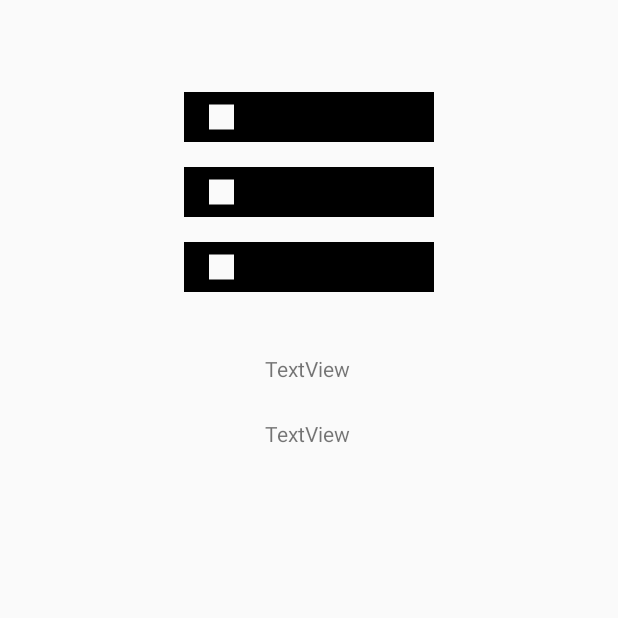
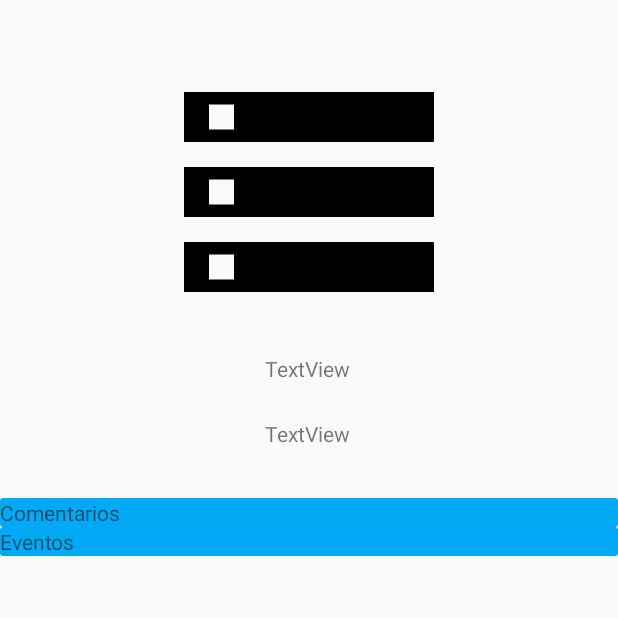
Before and after one commit to jcarlosalarconp/SLF-MANAGEMENT, an Android app: the MaterialActivity screen opened directly, with no data from a screen before it, on a phone screen of 412 x 824 dp, the top half of it. Run offline under Robolectric (Android 15) with nearby library versions, the phone set to English and light mode, and no system bars.

Commit message:
Cambiando la funcionalidad de ExpandibleListView a RecyclerView ocultos - Changing ExpandibleListView to Hiding RecyclerView
Terminado
+La app empieza en el fragment Eventos
-
Finished
+App starts in fragment Eventos

```diff
--- a/admin/app/src/main/java/com/example/slf_management/MainActivity.kt
+++ b/admin/app/src/main/java/com/example/slf_management/MainActivity.kt
@@ -4,6 +4,7 @@ import androidx.appcompat.app.AppCompatActivity
 
 import android.os.Bundle
 import android.view.View
+import android.widget.Toast
 import androidx.viewpager.widget.ViewPager
 import com.example.slf_management.adapter.FragmentAdapter
 import com.example.slf_management.fragments.EventosFragment
@@ -41,12 +42,14 @@ class MainActivity : AppCompatActivity() {
 
             override fun onPageSelected(position: Int) {
                 navigation.setCurrentActiveItem(position)
+                Toast.makeText(this@MainActivity,position.toString(),Toast.LENGTH_SHORT).show()
             }
         })
+        viewPagerFragment.setCurrentItem(1)
 
         navigation.setNavigationChangeListener(object : BubbleNavigationChangeListener{
             override fun onNavigationChanged(view: View?, position: Int) {
-                viewPagerFragment.setCurrentItem(position, true)
+                viewPagerFragment.setCurrentItem(viewPagerFragment.currentItem, true)
             }
         })
     }
--- a/admin/app/src/main/java/com/example/slf_management/activitys/MaterialActivity.kt
+++ b/admin/app/src/main/java/com/example/slf_management/activitys/MaterialActivity.kt
@@ -3,26 +3,29 @@ package com.example.slf_management.activitys
 import android.os.Build
 import androidx.appcompat.app.AppCompatActivity
 import android.os.Bundle
+import android.view.View
 import android.widget.ImageView
 import android.widget.TextView
 import androidx.annotation.RequiresApi
+import androidx.recyclerview.widget.LinearLayoutManager
+import androidx.recyclerview.widget.RecyclerView
 import com.example.slf_management.R
-import com.example.slf_management.adapter.ListaComentariosAdapter
-import com.example.slf_management.adapter.ListaEventosAdapter
-import com.example.slf_management.items.ComentarioItem
+import com.example.slf_management.adapter.SectionRecyclerViewComentariosAdapter
+import com.example.slf_management.adapter.SectionRecyclerViewEventosAdapter
+import com.example.slf_management.items.Comentario
+import com.example.slf_management.items.Evento
 import com.example.slf_management.items.EventoItem
 import kotlinx.android.synthetic.main.activity_material.*
 import java.time.LocalDate
-import java.util.ArrayList
+import java.util.*
 
 class MaterialActivity : AppCompatActivity() {
 
     private val nombreMaterialActivity by lazy { findViewById<TextView>(R.id.nombreMaterialActivity) }
     private val imagenMaterialActivity by lazy { findViewById<ImageView>(R.id.imagenMaterialActivity) }
-    val header : MutableList<String> = ArrayList ()
-    val headerEvento : MutableList<String> = ArrayList ()
-    val body : MutableList<MutableList<ComentarioItem>> = ArrayList ()
-    val bodyEvento : MutableList<MutableList<EventoItem>> = ArrayList ()
+    private var mostrarComentarios = false
+    private var mostrarEventos = false
+
     @RequiresApi(Build.VERSION_CODES.O)
     override fun onCreate(savedInstanceState: Bundle?) {
         super.onCreate(savedInstanceState)
@@ -36,13 +39,13 @@ class MaterialActivity : AppCompatActivity() {
 
         title = "Material"
 
-        val listaComentarios : MutableList<ComentarioItem> = ArrayList()
-        val comentario = ComentarioItem("Juan Carlos", "Cable roto", LocalDate.now())
-        val comentario2 = ComentarioItem("Javier", "Rotura lateral", LocalDate.now())
-        val comentario3 = ComentarioItem("Lorena", "Falta corriente", LocalDate.now())
-        val comentario4 = ComentarioItem("Juan Carlos", "Cable roto", LocalDate.now())
-        val comentario5 = ComentarioItem("Javier", "Rotura lateral", LocalDate.now())
-        val comentario6 = ComentarioItem("Lorena", "Falta corriente", LocalDate.now())
+        val listaComentarios : ArrayList<Comentario> = arrayListOf()
+        val comentario = Comentario("Juan Carlos", "Cable roto", LocalDate.now())
+        val comentario2 = Comentario("Javier", "Rotura lateral", LocalDate.now())
+        val comentario3 = Comentario("Lorena", "Falta corriente", LocalDate.now())
+        val comentario4 = Comentario("Juan Carlos", "Cable roto", LocalDate.now())
+        val comentario5 = Comentario("Javier", "Rotura lateral", LocalDate.now())
+        val comentario6 = Comentario("Lorena", "Falta corriente", LocalDate.now())
 
         listaComentarios.add(comentario)
         listaComentarios.add(comentario2)
@@ -51,25 +54,57 @@ class MaterialActivity : AppCompatActivity() {
         listaComentarios.add(comentario5)
         listaComentarios.add(comentario6)
 
-        val listaEventos : MutableList<EventoItem> = ArrayList()
-        val evento1 = EventoItem(1, "Show de Funky", "Málaga", LocalDate.now())
-        val evento2 = EventoItem(2, "Show de Wiwi", "Pizarra", LocalDate.now())
-        val evento3 = EventoItem(3, "Show de Rickypin", "San Pedro", LocalDate.now())
-        val evento4 = EventoItem(4, "Show de Candy", "Alhaurin el Grande", LocalDate.now())
+        val listaEventos : ArrayList<Evento> = arrayListOf()
+        val evento1 = Evento(1, "Show de Funky", "Málaga", LocalDate.now())
+        val evento2 = Evento(2, "Show de Wiwi", "Pizarra", LocalDate.now())
+        val evento3 = Evento(3, "Show de Rickypin", "San Pedro", LocalDate.now())
+        val evento4 = Evento(4, "Show de Candy", "Alhaurin el Grande", LocalDate.now())
 
         listaEventos.add(evento1)
         listaEventos.add(evento2)
         listaEventos.add(evento3)
         listaEventos.add(evento4)
 
-        header.add("Comentarios")
-        headerEvento.add("Eventos")
 
-        body.add(listaComentarios)
-        bodyEvento.add(listaEventos)
+        listaComentario.setOnClickListener(object : View.OnClickListener{
+            override fun onClick(v: View?) {
+                val adapter = SectionRecyclerViewComentariosAdapter(listaComentarios)
+                val recyclerMenu = listaComentario.findViewById<RecyclerView>(R.id.recyclerMenu)
+                val layoutManager = LinearLayoutManager(this@MaterialActivity, LinearLayoutManager.VERTICAL, false)
+                recyclerMenu.layoutManager = layoutManager
+                recyclerMenu.adapter = adapter
+                if (!mostrarComentarios) {
+                    recyclerMenu.visibility = View.VISIBLE
+                    mostrarComentarios = true
+                }
+                else {
+                    recyclerMenu.visibility = View.GONE
+                    mostrarComentarios = false
+                }
+            }
+        })
+        val textoComentario = listaComentario.findViewById<TextView>(R.id.tituloMenu)
+        textoComentario.text = "Comentarios"
 
-        expandibleListViewMaterial.setAdapter(ListaComentariosAdapter(this, expandibleListViewMaterial, header, body))
-        expandibleListViewMaterial2.setAdapter(ListaEventosAdapter(this, expandibleListViewMaterial2, headerEvento, bodyEvento))
+        listaEvento.setOnClickListener(object : View.OnClickListener{
+            override fun onClick(v: View?) {
+                val adapter = SectionRecyclerViewEventosAdapter(listaEventos)
+                val recyclerMenu = listaEvento.findViewById<RecyclerView>(R.id.recyclerMenu)
+                val layoutManager = LinearLayoutManager(this@MaterialActivity, LinearLayoutManager.VERTICAL, false)
+                recyclerMenu.layoutManager = layoutManager
+                recyclerMenu.adapter = adapter
+                if (!mostrarEventos) {
+                    recyclerMenu.visibility = View.VISIBLE
+                    mostrarEventos = true
+                }
+                else {
+                    recyclerMenu.visibility = View.GONE
+                    mostrarEventos = false
+                }
+            }
+        })
+        val textoEvento = listaEvento.findViewById<TextView>(R.id.tituloMenu)
+        textoEvento.text = "Eventos"
     }
 
 }
--- a/admin/app/src/main/java/com/example/slf_management/items/MenuEvento.kt
+++ b/admin/app/src/main/java/com/example/slf_management/items/MenuEvento.kt
@@ -14,7 +14,6 @@ data class SectionEvento (
 
 data class Evento (
         var id : Int,
-        var nombre : String,
         var localidad : String,
         var servicioSolicitado : String,
         var fecha : LocalDate
--- a/admin/app/src/main/res/layout/activity_main.xml
+++ b/admin/app/src/main/res/layout/activity_main.xml
@@ -34,7 +34,6 @@
             android:id="@+id/l_item_home"
             android:layout_width="wrap_content"
             android:layout_height="wrap_content"
-            app:bt_active="true"
             app:bt_colorActive="@color/red_active"
             app:bt_colorInactive="@color/red_inactive"
             app:bt_icon="@drawable/material_icon"
@@ -44,6 +43,7 @@
             android:id="@+id/l_item_search"
             android:layout_width="wrap_content"
             android:layout_height="wrap_content"
+            app:bt_active="true"
             app:bt_badgeBackgroundColor="@color/green_active"
             app:bt_colorActive="@color/blue_active"
             app:bt_colorInactive="@color/blue_inactive"
--- a/admin/app/src/main/res/layout/activity_material.xml
+++ b/admin/app/src/main/res/layout/activity_material.xml
@@ -72,16 +72,12 @@
             app:layout_constraintTop_toBottomOf="@+id/categoriaMaterial" />
     </androidx.constraintlayout.widget.ConstraintLayout>
 
-    <androidx.recyclerview.widget.RecyclerView
-        android:id="@+id/expandibleListViewMaterial"
-        android:layout_width="wrap_content"
-        android:layout_height="wrap_content">
+    <include
+        android:id="@+id/listaComentario"
+        layout="@layout/item_header" />
 
-    </androidx.recyclerview.widget.RecyclerView>
-    <androidx.recyclerview.widget.RecyclerView
-        android:id="@+id/expandibleListViewMaterial2"
-        android:layout_width="wrap_content"
-        android:layout_height="wrap_content">
+    <include
+        android:id="@+id/listaEvento"
+        layout="@layout/item_header" />
 
-    </androidx.recyclerview.widget.RecyclerView>
 </LinearLayout>
--- a/admin/app/src/main/res/layout/layout_child.xml
+++ b/admin/app/src/main/res/layout/item_comentario.xml
@@ -3,7 +3,8 @@
     xmlns:app="http://schemas.android.com/apk/res-auto"
     xmlns:tools="http://schemas.android.com/tools"
     android:layout_width="match_parent"
-    android:layout_height="wrap_content">
+    android:layout_height="wrap_content"
+    android:background="@color/green_active">
 
 
     <TextView
--- a/admin/app/src/main/res/layout/layout_group.xml
+++ b/admin/app/src/main/res/layout/item_header.xml
@@ -1,24 +1,25 @@
 <?xml version="1.0" encoding="utf-8"?>
-<LinearLayout
-    android:layout_width="match_parent"
-    android:layout_height="match_parent"
-    xmlns:android="http://schemas.android.com/apk/res/android">
+<LinearLayout android:layout_width="match_parent"
+    android:layout_height="wrap_content"
+    xmlns:android="http://schemas.android.com/apk/res/android"
+    xmlns:app="http://schemas.android.com/apk/res-auto">
     <androidx.cardview.widget.CardView
-        android:layout_width="wrap_content"
-        android:layout_height="wrap_content">
+        android:layout_width="match_parent"
+        android:layout_height="wrap_content"
+        app:cardBackgroundColor="@color/blue_active">
     <LinearLayout
-        android:layout_width="wrap_content"
+        android:layout_width="match_parent"
         android:layout_height="wrap_content"
         android:orientation="vertical">
         <TextView
             android:id="@+id/tituloMenu"
-            android:layout_width="wrap_content"
+            android:layout_width="match_parent"
             android:layout_height="wrap_content"
             android:text="Comentarios">
         </TextView>
         <androidx.recyclerview.widget.RecyclerView
             android:id="@+id/recyclerMenu"
-            android:layout_width="wrap_content"
+            android:layout_width="match_parent"
             android:layout_height="wrap_content"
             android:visibility="gone">
         </androidx.recyclerview.widget.RecyclerView>
```
Also changed, not shown: admin/app/src/main/java/com/example/slf_management/adapter/ListaComentariosAdapter.kt (deleted, +0 -85 lines), admin/app/src/main/java/com/example/slf_management/adapter/ListaEventosAdapter.kt (deleted, +0 -87 lines), admin/app/src/main/java/com/example/slf_management/adapter/RecyclerAdapter.kt (deleted, +0 -70 lines), admin/app/src/main/java/com/example/slf_management/adapter/SectionRecyclerViewComentariosAdapter.kt (renamed from admin/app/src/main/java/com/example/slf_management/adapter/SectionRecyclerViewAdapter.kt, +7 -8 lines), admin/app/src/main/java/com/example/slf_management/adapter/SectionRecyclerViewEventosAdapter.kt (added, +52 -0 lines).
